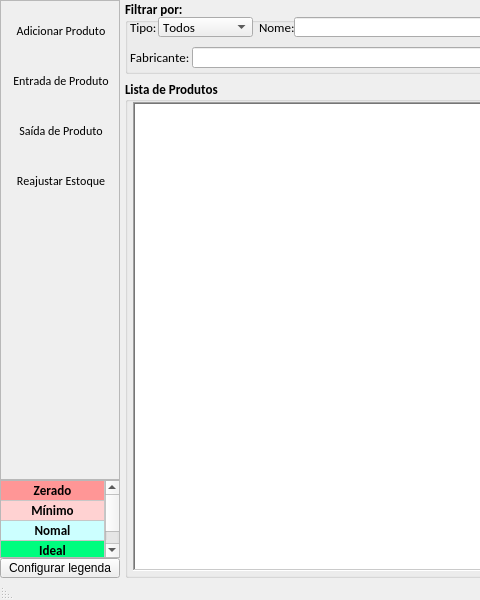
The window that loja/tela_estoque.ui (jmessias1725/sexloja) describes before a commit, drawn with Qt 5; both pictures show x 0 to 480 and y 0 to 600 of the 1026 by 600 pixel window.
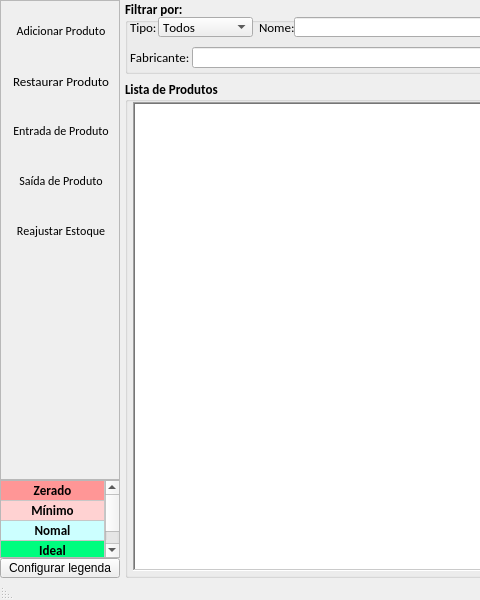
The same window after the commit. Icons and pictures are not drawn.

Diff of the .ui file:
```diff
--- a/loja/tela_estoque.ui
+++ b/loja/tela_estoque.ui
@@ -113,6 +113,47 @@
            </property>
           </widget>
          </item>
+         <item>
+          <widget class="QToolButton" name="btn_restaurar_produto">
+           <property name="minimumSize">
+            <size>
+             <width>110</width>
+             <height>50</height>
+            </size>
+           </property>
+           <property name="maximumSize">
+            <size>
+             <width>110</width>
+             <height>50</height>
+            </size>
+           </property>
+           <property name="font">
+            <font>
+             <family>Calibri</family>
+             <pointsize>10</pointsize>
+            </font>
+           </property>
+           <property name="text">
+            <string>Restaurar Produto</string>
+           </property>
+           <property name="icon">
+            <iconset resource="imagens.qrc">
+             <normaloff>:/img/img/produto_restaurar.png</normaloff>:/img/img/produto_restaurar.png</iconset>
+           </property>
+           <property name="iconSize">
+            <size>
+             <width>30</width>
+             <height>30</height>
+            </size>
+           </property>
+           <property name="toolButtonStyle">
+            <enum>Qt::ToolButtonTextUnderIcon</enum>
+           </property>
+           <property name="autoRaise">
+            <bool>true</bool>
+           </property>
+          </widget>
+         </item>
          <item>
           <widget class="QToolButton" name="btn_entrada_produto">
            <property name="minimumSize">
@@ -227,7 +268,7 @@
            </property>
            <property name="iconSize">
             <size>
-             <width>30</width>
+             <width>40</width>
              <height>30</height>
             </size>
            </property>
@@ -247,7 +288,7 @@
            <property name="sizeHint" stdset="0">
             <size>
              <width>20</width>
-             <height>270</height>
+             <height>220</height>
             </size>
            </property>
           </spacer>
```
Left out of the diff: 2 changed lines with no effect on the pictures.
